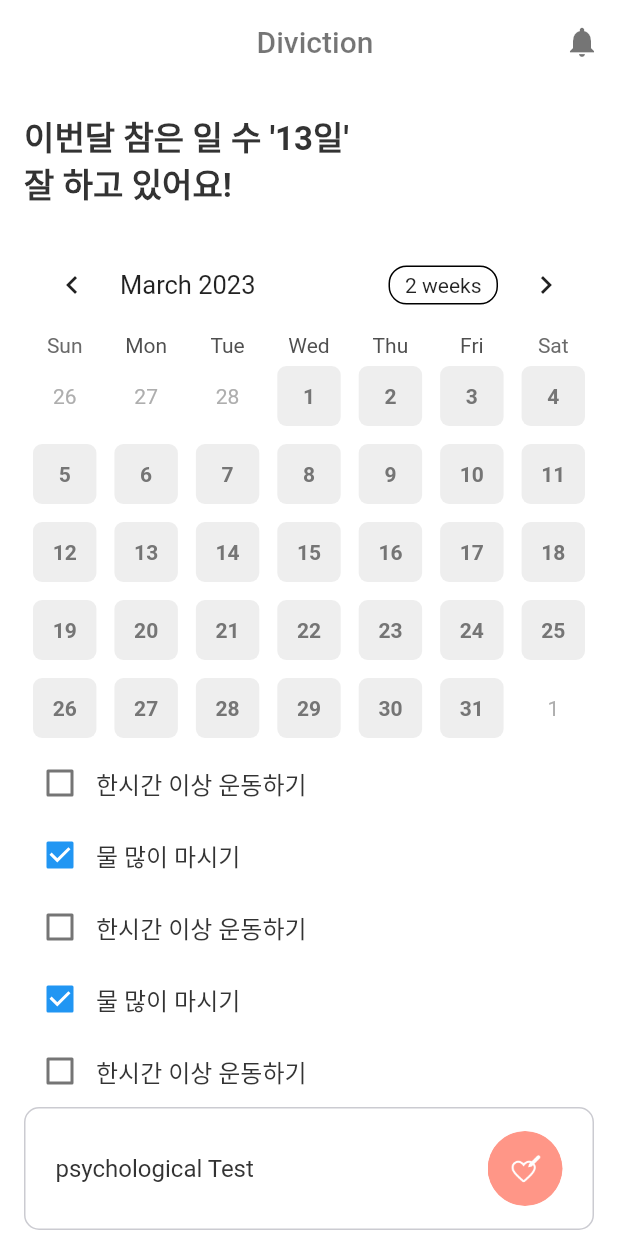
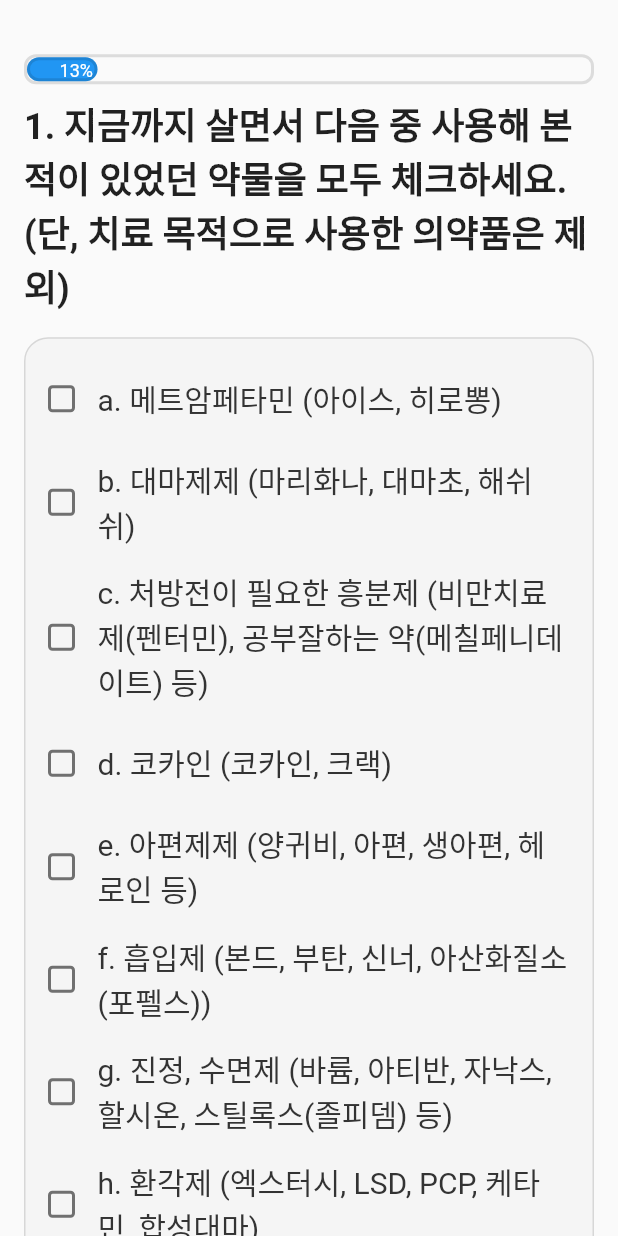
Before and after one commit to 2023-GSC-Diviction/Diviction-User, a Flutter app: the HomeSceen screen opened directly, after a tap on "psychological Test", on a phone screen of 412 x 824 dp. Run offline on Flutter 3.47's test engine with Material 2 defaults, Android fonts, the phone set to English and light mode, and no system bars; drawn by our look-alikes of flutter_animation_progress_bar, table_calendar; our stand-ins replace dio, flutter_chat_bubble, flutter_riverpod, image_picker, shared_preferences; accounts and stored records are empty.

Commit message:
feat: 사용자 마약 중독 자가진단UI 및 기능개발 완료(하나의 마약을 선택했을때)

```diff
--- /dev/null
+++ b/lib/config/text_for_survey.dart
@@ -0,0 +1,34 @@
+import 'package:flutter/material.dart';
+
+const List<String> question = [
+  '1. 지금까지 살면서 다음 중 사용해 본적이 있었던 약물을 모두 체크하세요.\n(단, 치료 목적으로 사용한 의약품은 제외)',
+  '2. 아래의 약물을 지난 3개월 간 얼마나 자주 사용했습니까?',
+  '3. 아래의 약물을 사용하고 싶은 강한 욕구가 지난 3개월 간 얼마나 자주 있었습니까?',
+  '4. 당신이 아래의 약물을 사용함으로써 지난 3개월 간 건강, 대인관계, 법 및 금전적인 문제가 얼마나 자주 발생했습니까?',
+  '5. 아래의 약물 사용으로 인해 해야 할 일을 하지 못한 적이 지난 3개월 간 얼마나 자주 있었습니까?',
+  '6. 가족, 친구, 친척 등 누군가가 한번이라도 당신의 약물 사용을 걱정한 적이 있습니까?',
+  '7. 아래의 약물 사용을 조절하거나 끊으려고 노력했으나 실패한 적이 있습니까?',
+  '8. 치료 이외의 목적으로, 주사기로 약물을 투여한 적이 있습니까?'
+];
+
+const Map<int, List<String>> answer = {
+  1: [
+    'a. 메트암페타민 (아이스, 히로뽕)',
+    'b. 대마제제 (마리화나, 대마초, 해쉬쉬)',
+    'c. 처방전이 필요한 흥분제 (비만치료제(펜터민), 공부잘하는 약(메칠페니데이트) 등)',
+    'd. 코카인 (코카인, 크랙)',
+    'e. 아편제제 (양귀비, 아편, 생아편, 헤로인 등)',
+    'f. 흡입제 (본드, 부탄, 신너, 아산화질소(포펠스))',
+    'g. 진정, 수면제 (바륨, 아티반, 자낙스, 할시온, 스틸록스(졸피뎀) 등)',
+    'h. 환각제 (엑스터시, LSD, PCP, 케타민, 합성대마)',
+    'i. 처방전이 필요한 아편제제 (모르핀, 코데인, 옥시코돈, 하이드로코돈, 펜타닐, 하이드로몰폰, 페치딘 등)',
+    'j. 기타 (신종 마약류)'
+  ],
+  2: ['사용안함', '1, 2번', '매달', '매주', '매일 혹은 거의매일'],
+  3: ['없다', '1, 2번', '매달', '매주', '매일 혹은 거의매일'],
+  4: ['없다', '1, 2번', '매달', '매주', '매일 혹은 거의매일'],
+  5: ['없다', '1, 2번', '매달', '매주', '매일 혹은 거의매일'],
+  6: ['없다', '있으나, 최근 1년은 없었다', '있다'],
+  7: ['없다', '있으나, 최근 1년은 없었다', '있다'],
+  8: ['없다', '있으나, 최근 1년은 없었다', '있다'],
+};
--- /dev/null
+++ b/lib/screen/drug_self-diagnosis.dart
@@ -0,0 +1,267 @@
+import 'package:diviction_user/config/style.dart';
+import 'package:diviction_user/config/text_for_survey.dart';
+import 'package:flutter/material.dart';
+import 'package:flutter_animation_progress_bar/flutter_animation_progress_bar.dart';
+
+class DrugSelfDiagnosis extends StatefulWidget {
+  const DrugSelfDiagnosis({Key? key}) : super(key: key);
+
+  @override
+  State<DrugSelfDiagnosis> createState() => _DrugSelfDiagnosisState();
+}
+
+class _DrugSelfDiagnosisState extends State<DrugSelfDiagnosis> {
+  int currentIndex = 1;
+  int MaxValue = 8;
+  List<bool> checkBoxList = List.generate(10, (index) => false); // false 10개
+  List<int> choosedAnswer = List.generate(7, (index) => -1); // -1로 초기화함
+
+  @override
+  Widget build(BuildContext context) {
+    return Scaffold(
+      body: SingleChildScrollView(
+        child: Padding(
+          padding: const EdgeInsets.symmetric(horizontal: 16, vertical: 32),
+          child: Column(
+            children: [
+              SizedBox(height: MediaQuery.of(context).size.height * 0.005),
+              FAProgressBar(
+                currentValue: (currentIndex / MaxValue) * 100,
+                displayText: '%',
+                size: 20, // 높이
+                progressColor: Colors.blue,
+                border: Border.all(width: 2, color: Colors.black12),
+              ),
+              SizedBox(height: MediaQuery.of(context).size.height * 0.01),
+              Text(
+                question[currentIndex - 1],
+                style: TextStyle(
+                  fontSize: 24,
+                  fontWeight: FontWeight.w600,
+                ),
+              ),
+              SizedBox(height: MediaQuery.of(context).size.height * 0.02),
+              if (currentIndex == 1)
+                DrugChoose(
+                  checkBoxList: checkBoxList,
+                  drugCheckBoxPressed: drugCheckBoxPressed,
+                ),
+              if (currentIndex != 1)
+                ExpectedAnswer(
+                  currentIndex: currentIndex,
+                  choosedAnswer: choosedAnswer,
+                  onAnswerPressed: onAnswerPressed,
+                ),
+              SizedBox(height: MediaQuery.of(context).size.height * 0.02),
+              Padding(
+                padding: const EdgeInsets.symmetric(horizontal: 56),
+                child: Row(
+                  mainAxisAlignment: MainAxisAlignment.spaceBetween,
+                  children: [
+                    PreOrNextButton(
+                      content: 'Back',
+                      icondata: Icons.west,
+                      onPressed: onBackButtonPressed,
+                    ),
+                    PreOrNextButton(
+                      content: 'Next',
+                      icondata: Icons.east,
+                      onPressed: onNextButtonPressed,
+                    ),
+                  ],
+                ),
+              ),
+            ],
+          ),
+        ),
+      ),
+    );
+  }
+
+  void drugCheckBoxPressed(int index) {
+    setState(() {
+      checkBoxList[index] = !checkBoxList[index];
+      print(checkBoxList);
+    });
+  }
+
+  void onAnswerPressed(int index) {
+    setState(() {
+      choosedAnswer[currentIndex-2] = index;
+      print(index);
+      print(choosedAnswer);
+    });
+  }
+
+  void onBackButtonPressed() {
+    setState(() {
+      if (currentIndex > 1) currentIndex -= 1;
+    });
+  }
+
+  void onNextButtonPressed() {
+    setState(() {
+      if (currentIndex < 8) currentIndex += 1;
+      print(choosedAnswer);
+    });
+  }
+}
+
+// 1번 질문의 예상답변(중복선택o), 체크박스
+class DrugChoose extends StatelessWidget {
+  final checkBoxList;
+  final drugCheckBoxPressed;
+  const DrugChoose({
+    Key? key,
+    required this.checkBoxList,
+    required this.drugCheckBoxPressed,
+  }) : super(key: key);
+
+  @override
+  Widget build(BuildContext context) {
+    return Container(
+      decoration: BoxDecoration(
+        color: Colors.grey[100],
+        borderRadius: BorderRadius.circular(16),
+        border: Border.all(width: 1, color: Colors.black12),
+      ),
+      child: Padding(
+        padding: const EdgeInsets.fromLTRB(0, 16, 16, 16),
+        child: Column(
+          mainAxisAlignment: MainAxisAlignment.center,
+          crossAxisAlignment: CrossAxisAlignment.start,
+          children: List.generate(10, (index) => index)
+              .map(
+                (index) => Column(
+                  children: [
+                    // 전체를 ElevatedButton으로 감싸서 체크박스는 UI로 사용하고 한 라인 어디든 클릭시 체크되게 구현함
+                    InkWell(
+                      onTap: () => drugCheckBoxPressed(index),
+                      child: Row(
+                        children: [
+                          Checkbox(
+                            materialTapTargetSize: MaterialTapTargetSize.padded,
+                            shape: RoundedRectangleBorder(
+                              borderRadius: BorderRadius.circular(3.0),
+                            ),
+                            value: checkBoxList[index],
+                            onChanged: (value) {
+                              drugCheckBoxPressed(index);
+                            },
+                          ),
+                          Expanded(
+                            child: Text(
+                              answer[1]![index],
+                              maxLines: null,
+                              style: const TextStyle(
+                                  fontSize: 20, color: Palette.mainTextColor),
+                            ),
+                          ),
+                        ],
+                      ),
+                    ),
+                    if (index != 9) const SizedBox(height: 15),
+                  ],
+                ),
+              )
+              .toList(),
+        ),
+      ),
+    );
+  }
+}
+
+// 2~8번 질문의 예상답변(중복선택x), 라디오 버튼
+class ExpectedAnswer extends StatelessWidget {
+  final int currentIndex;
+  final List<int> choosedAnswer;
+  final onAnswerPressed;
+
+  const ExpectedAnswer({
+    Key? key,
+    required this.currentIndex,
+    required this.choosedAnswer,
+    required this.onAnswerPressed,
+  }) : super(key: key);
+
+  @override
+  Widget build(BuildContext context) {
+    return Column(
+      children: List.generate(answer[currentIndex]!.length, (index) => index)
+          .map(
+            (index) => Column(
+              children: [
+                SizedBox(
+                  width: double.infinity, // 최대 너비로 설정
+                  child: InkWell(
+                    onTap: () => onAnswerPressed(index),
+                    child: Container(
+                      height: MediaQuery.of(context).size.height * 0.1,
+                      decoration: BoxDecoration(
+                        color: choosedAnswer[currentIndex-2] == index
+                            ? Colors.blue
+                            : Colors.white,
+                        borderRadius: BorderRadius.circular(16),
+                        border: Border.all(width: 1, color: Colors.black12),
+                      ),
+                      child: Center(
+                        child: Text(
+                          answer[currentIndex]![index],
+                          style: const TextStyle(fontSize: 20),
+                        ),
+                      ),
+                    ),
+                  ),
+                ),
+                const SizedBox(height: 15),
+              ],
+            ),
+          )
+          .toList(),
+    );
+  }
+}
+
+class PreOrNextButton extends StatelessWidget {
+  final String content;
+  final IconData? icondata;
+  final VoidCallback onPressed;
+
+  const PreOrNextButton({
+    Key? key,
+    required this.content,
+    required this.icondata,
+    required this.onPressed,
+  }) : super(key: key);
+
+  @override
+  Widget build(BuildContext context) {
+    return SizedBox(
+      width: MediaQuery.of(context).size.width * 0.3,
+      height: MediaQuery.of(context).size.height * 0.07,
+      child: ElevatedButton(
+        onPressed: onPressed,
+        child: Row(
+          mainAxisAlignment: MainAxisAlignment.center,
+          children: content == 'Back'
+              ? [
+                  Icon(icondata),
+                  SizedBox(width: MediaQuery.of(context).size.width * 0.02),
+                  Text(
+                    content,
+                    style: TextStyle(fontSize: 20),
+                  ),
+                ]
+              : [
+                  Text(
+                    content,
+                    style: TextStyle(fontSize: 20),
+                  ),
+                  SizedBox(width: MediaQuery.of(context).size.width * 0.02),
+                  Icon(icondata),
+                ],
+        ),
+      ),
+    );
+  }
+}
--- a/lib/screen/home_screen.dart
+++ b/lib/screen/home_screen.dart
@@ -1,3 +1,4 @@
+import 'package:diviction_user/screen/drug_self-diagnosis.dart';
 import 'package:flutter/material.dart';
 import 'package:table_calendar/table_calendar.dart';
 
@@ -73,35 +74,38 @@ class _HomeSceenState extends State<HomeSceen> {
     return Column(
       crossAxisAlignment: CrossAxisAlignment.start,
       children: checkBoxList
-            .map((e) => Row(
+          .map(
+            (e) => Row(
               children: [
                 Checkbox(
                   value: e,
                   onChanged: (value) {
                     checkBoxList[checkBoxList.indexOf(e)] = value!;
-                        }),
-                    Text(list[checkBoxList.indexOf(e)],
+                  },
+                ),
+                Text(
+                  list[checkBoxList.indexOf(e)],
                   style: const TextStyle(
-                            fontSize: 16, color: Palette.mainTextColor)),
+                      fontSize: 16, color: Palette.mainTextColor),
+                ),
               ],
-                ))
-            .toList());
+            ),
+          )
+          .toList(),
+    );
   }
 }
 
 class TestButton extends StatelessWidget {
+  int type;
   TestButton({required this.type, super.key});
-
-  int type;
 
   @override
   Widget build(BuildContext context) {
     return InkWell(
       onTap: () {
-          // Navigator.push(
-          //     context,
-          //     MaterialPageRoute(
-          //         builder: (context) => CounselorDetailScreen()));
+        Navigator.push(context,
+            MaterialPageRoute(builder: (context) => DrugSelfDiagnosis()));
       },
       child: Container(
         decoration: BoxDecoration(
@@ -122,11 +126,15 @@ class TestButton extends StatelessWidget {
                 height: 50,
                 decoration: const BoxDecoration(
                   image: DecorationImage(
-                                image: AssetImage(
-                                    'assets/icons/psychological_icon.png'),
-                                fit: BoxFit.cover)))),
-              ]),
-        ));
+                      image: AssetImage('assets/icons/psychological_icon.png'),
+                      fit: BoxFit.cover),
+                ),
+              ),
+            ),
+          ],
+        ),
+      ),
+    );
   }
 }
 
--- a/pubspec.yaml
+++ b/pubspec.yaml
@@ -37,6 +37,9 @@ dependencies:
   intl: ^0.18.0
   flutter_chat_bubble: ^2.0.2
   image_picker: ^0.8.6+3
+
+  # 설문조사 UI의 상단에 진행상황을 알리기 위함
+  flutter_animation_progress_bar: ^2.3.1
 
   # The following adds the Cupertino Icons font to your application.
   # Use with the CupertinoIcons class for iOS style icons.
```
Also changed, not shown: pubspec.lock. Lines whose indentation alone changed are shown as unchanged.
